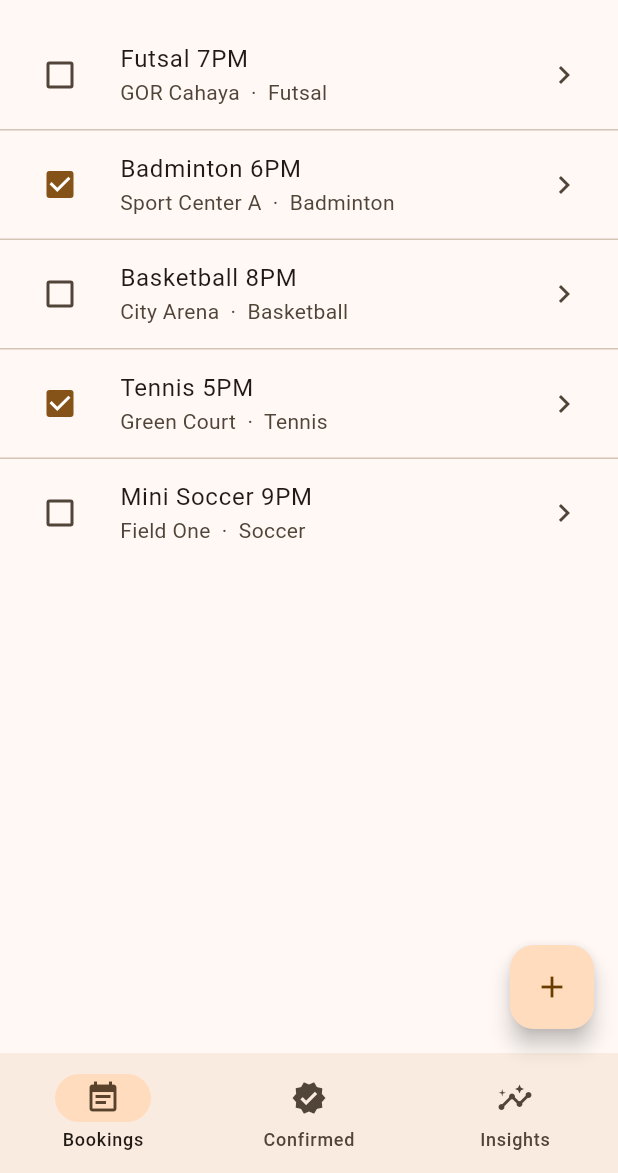
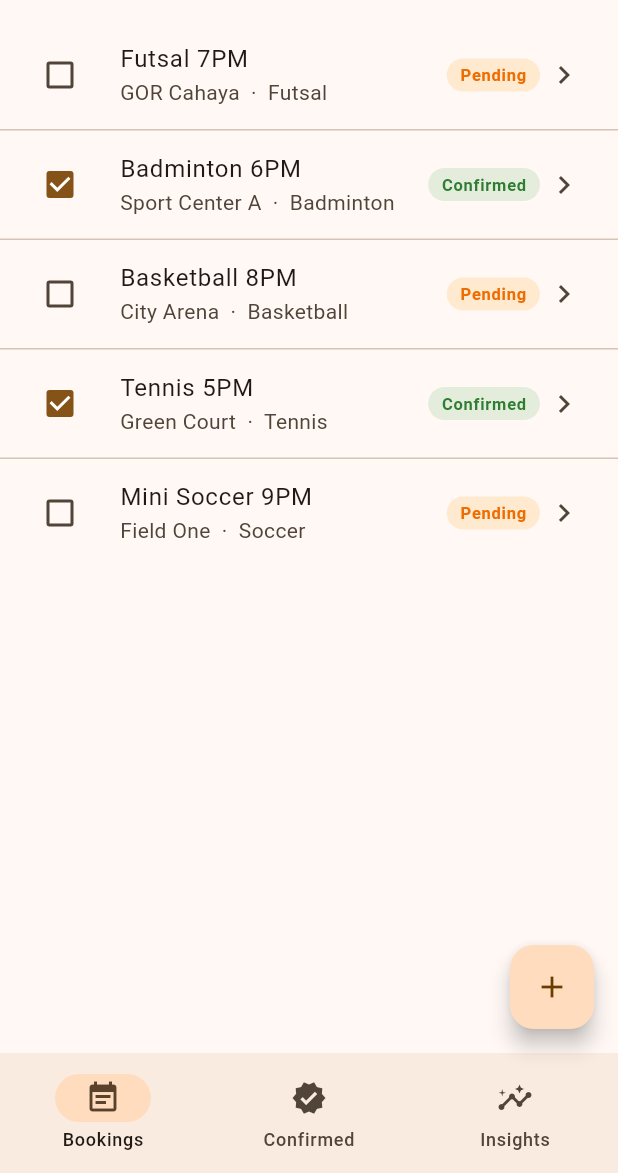
Before and after one commit to Naufall18/courtly-mobile, a Flutter app: the screen it shows after launch, on a phone screen of 412 x 824 dp, the part 63-1236 px from its top. Run offline on Flutter 3.47's test engine with Material 3 defaults, Android fonts, the phone set to English and light mode, and no system bars; our stand-ins replace fl_chart, shared_preferences.

Commit message:
feat: show Confirmed/Pending status badge per booking

```diff
--- a/lib/widgets/item_list.dart
+++ b/lib/widgets/item_list.dart
@@ -78,12 +78,38 @@ class ItemList extends StatelessWidget {
                     : CircleAvatar(child: Text(it.title.characters.first)),
                 title: Text(it.title),
                 subtitle: sub.isEmpty ? null : Text(sub),
-                trailing: AppConfig.usesValue
-                    ? Text(
+                trailing: Row(
+                  mainAxisSize: MainAxisSize.min,
+                  children: [
+                    if (AppConfig.usesFlag)
+                      Container(
+                        padding: const EdgeInsets.symmetric(
+                            horizontal: 9, vertical: 3),
+                        decoration: BoxDecoration(
+                          color: (it.flag ? Colors.green : Colors.orange)
+                              .withValues(alpha: 0.15),
+                          borderRadius: BorderRadius.circular(20),
+                        ),
+                        child: Text(
+                          it.flag ? AppConfig.flagLabel : 'Pending',
+                          style: TextStyle(
+                            fontSize: 11,
+                            fontWeight: FontWeight.w600,
+                            color: it.flag
+                                ? Colors.green.shade800
+                                : Colors.orange.shade800,
+                          ),
+                        ),
+                      ),
+                    if (AppConfig.usesValue)
+                      Text(
                         it.value.toStringAsFixed(0),
                         style: Theme.of(context).textTheme.titleMedium,
-                      )
-                    : const Icon(Icons.chevron_right),
+                      ),
+                    const SizedBox(width: 4),
+                    const Icon(Icons.chevron_right),
+                  ],
+                ),
                 onTap: () => _openForm(context, existing: it),
               ),
             );
```
